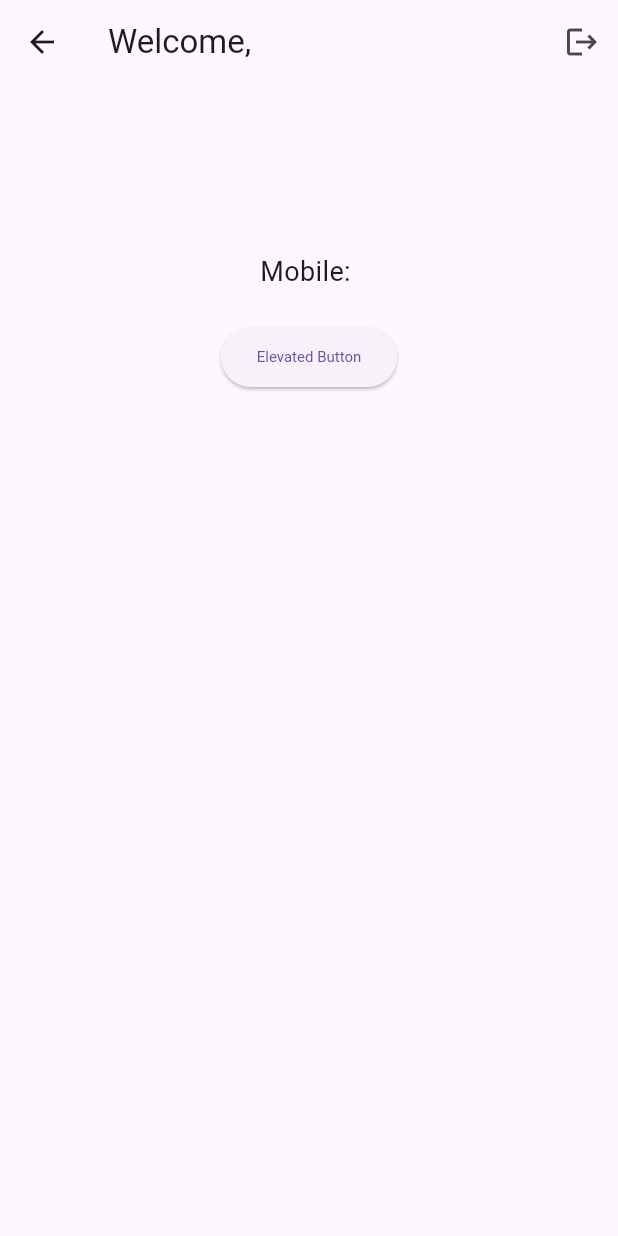
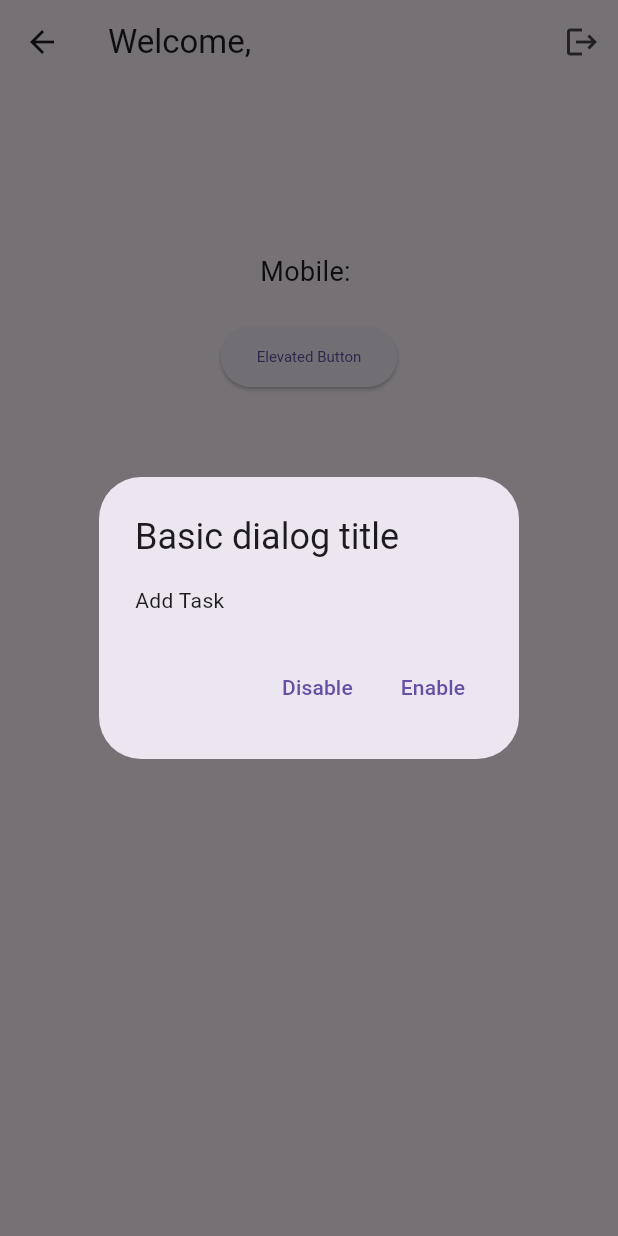
Before and after one commit to MostakAhmedShahad/rest_api_login_registration, a Flutter app: the HomeScreen screen opened by its route, after a tap on "Elevated Button", on a phone screen of 412 x 824 dp. Run offline on Flutter 3.47's test engine with Material 3 defaults, Android fonts, the phone set to English and light mode, and no system bars; our stand-ins replace shared_preferences; accounts and stored records are empty.

Commit message:
create_task_api

```diff
--- a/lib/screens/home_screen.dart
+++ b/lib/screens/home_screen.dart
@@ -41,6 +41,40 @@ class _HomeScreenState extends State<HomeScreen> {
         context, '/login'); // Navigate to LoginScreen
   }
 
+  Future <void> _loadTask() async {
+
+
+  }
+    Future<void> _dialogBuilder(BuildContext context) {
+    return showDialog<void>(
+      context: context,
+      builder: (BuildContext context) {
+        return AlertDialog(
+          title: const Text('Basic dialog title'),
+          content: const Text(
+            'Add Task',
+          ),
+          actions: <Widget>[
+            TextButton(
+              style: TextButton.styleFrom(textStyle: Theme.of(context).textTheme.labelLarge),
+              child: const Text('Disable'),
+              onPressed: () {
+                Navigator.of(context).pop();
+              },
+            ),
+            TextButton(
+              style: TextButton.styleFrom(textStyle: Theme.of(context).textTheme.labelLarge),
+              child: const Text('Enable'),
+              onPressed: () {
+                Navigator.of(context).pop();
+              },
+            ),
+          ],
+        );
+      },
+    );
+  }
+
 
 
 
@@ -82,7 +116,10 @@ class _HomeScreenState extends State<HomeScreen> {
                     fontSize: 10,
                     fontStyle: FontStyle.normal),
               ),
-              onPressed: () {},
+              onPressed: (){
+                _dialogBuilder(context);
+
+              },
             ),
           ],
         ),
```
